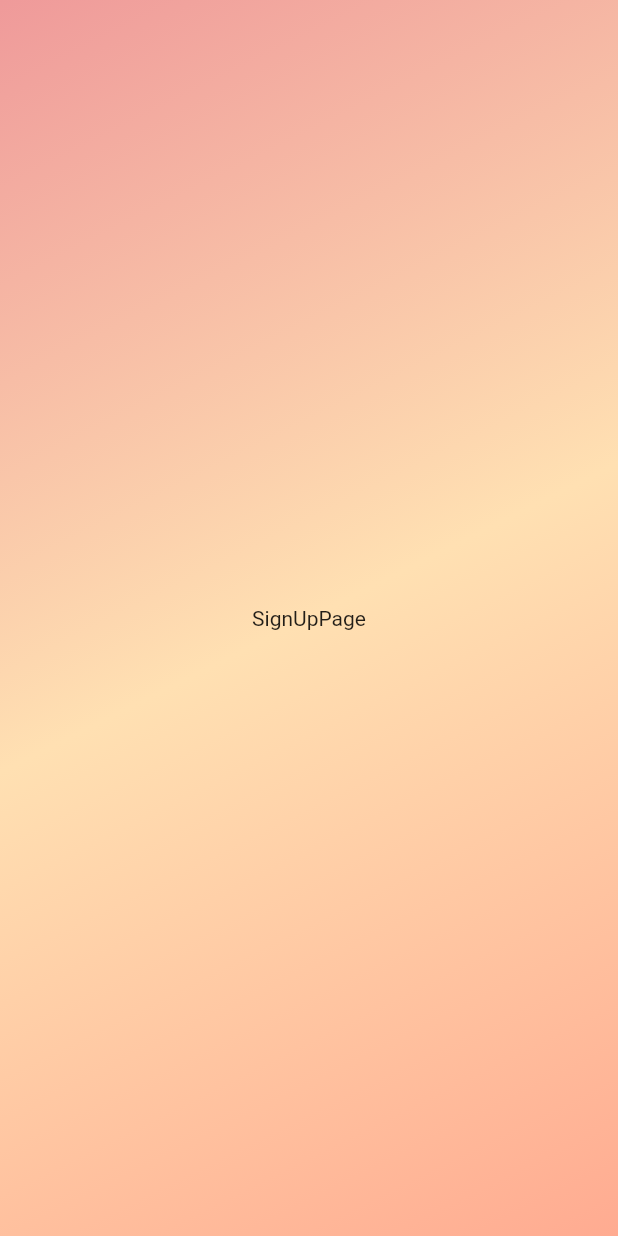
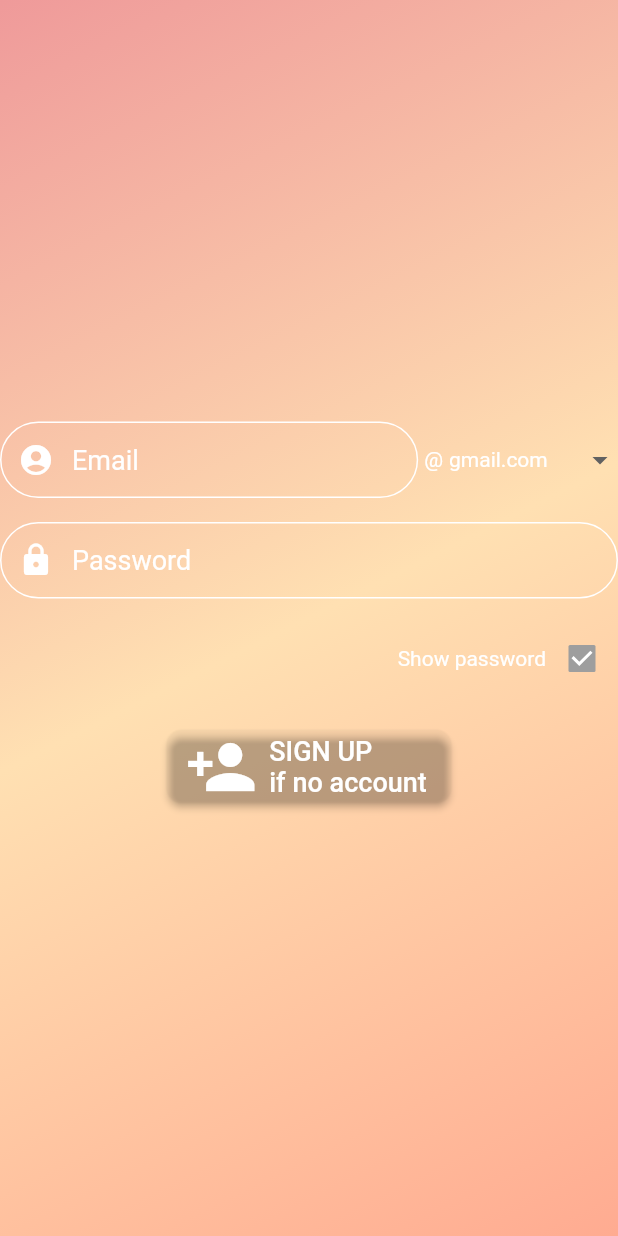
Before and after one commit to linnefromice/flutter_heart_app_02, a Flutter app: the SignUpPage screen opened directly, on a phone screen of 412 x 824 dp. Run offline on Flutter 3.47's test engine with Material 2 defaults, Android fonts, the phone set to English and light mode, and no system bars; our stand-ins replace cloud_firestore, connectivity, firebase_auth, firebase_core, flutter_hooks, freezed_annotation; missing offline and left inert: clipboard, fab_circular_menu; accounts and stored records are empty; generated files the repository leaves out were written again.

Commit message:
add form (minimum) in sign up page

```diff
--- a/lib/screens/sign_up_page.dart
+++ b/lib/screens/sign_up_page.dart
@@ -1,12 +1,177 @@
 import 'package:flutter/material.dart';
+import 'package:flutter_hooks/flutter_hooks.dart';
 import 'package:linnefromice/components/wrapper_common_background.dart';
 
-class SignUpPage extends StatelessWidget {
+final List<String> domainList = [
+  "gmail.com",
+  "yahoo.co.jp",
+  "ezweb.ne.jp",
+  "au.com",
+  "docomo.ne.jp",
+  "i.softbank.jp",
+  "softbank.ne.jp"
+];
+
+class SignUpPage extends HookWidget {
+
+  ElevatedButton _buildButtonRelatedAuthentication({final String label, final IconData iconData, final Function onPressed}) {
+    return ElevatedButton.icon(
+      icon: Icon(
+        iconData,
+        size: 48,
+        color: Colors.white,
+      ),
+      label: Text(
+        label,
+        style: TextStyle(
+          color: Colors.white,
+          fontSize: 18,
+        ),
+      ),
+      style: ElevatedButton.styleFrom(
+        primary: Colors.transparent,
+        onPrimary: Colors.black,
+        shape: RoundedRectangleBorder(
+            borderRadius: BorderRadius.all(Radius.circular(10))
+        ),
+      ),
+      onPressed: onPressed,
+    );
+  }
+
+  ElevatedButton _buildSubmitButton(BuildContext context, TextEditingController localPartController, ValueNotifier<String> selectedDomain, TextEditingController passwordController) {
+    return _buildButtonRelatedAuthentication(
+        iconData: Icons.person_add,
+        label: "SIGN UP\nif no account",
+        onPressed: () => {}
+    );
+  }
+
+  TextField _buildEmailField(TextEditingController localPartController) {
+    return TextField(
+      controller: localPartController,
+      keyboardType: TextInputType.emailAddress,
+      obscureText: false,
+      style: TextStyle(
+          fontSize: 18.0,
+          color: Colors.white
+      ),
+      decoration: InputDecoration(
+          contentPadding: EdgeInsets.fromLTRB(20.0, 15.0, 20.0, 15.0),
+          prefixIcon: Icon(Icons.account_circle, color: Colors.white),
+          hintText: "Email",
+          hintStyle: TextStyle(color: Colors.white),
+          enabledBorder: OutlineInputBorder(
+              borderSide: BorderSide(color: Colors.white),
+              borderRadius: BorderRadius.circular(32.0)
+          )
+      ),
+    );
+  }
+
+  Theme _buildEmailDomainSelector(ValueNotifier<String> selectedDomain) {
+    return Theme(
+      data: ThemeData(
+          canvasColor: Colors.grey
+      ),
+      child: DropdownButtonHideUnderline(
+        child: DropdownButton<String>(
+          value: selectedDomain.value,
+          onChanged: (value) => selectedDomain.value = value,
+          style: TextStyle(color: Colors.white),
+          items: domainList.map((value) => DropdownMenuItem(
+            value: value,
+            child: Text(value),
+          )) .toList(),
+        ),
+      ),
+    );
+  }
+
+  TextField _buildPasswordField(TextEditingController passwordController, ValueNotifier<bool> _isObscureText) {
+    return TextField(
+      controller: passwordController,
+      keyboardType: TextInputType.text,
+      obscureText: _isObscureText.value,
+      style: TextStyle(
+          fontSize: 18.0,
+          color: Colors.white
+      ),
+      decoration: InputDecoration(
+          contentPadding: EdgeInsets.fromLTRB(20.0, 15.0, 20.0, 15.0),
+          prefixIcon: Icon(Icons.lock, color: Colors.white),
+          hintText: "Password",
+          hintStyle: TextStyle(color: Colors.white),
+          enabledBorder: OutlineInputBorder(
+            borderSide: BorderSide(color: Colors.white),
+            borderRadius: BorderRadius.circular(32.0),
+          )
+      ),
+    );
+  }
+
   @override
   Widget build(BuildContext context) {
+    final _localPartController = useTextEditingController();
+    final _passwordController = useTextEditingController();
+    final _isObscureText = useState(true);
+    final _selectedDomain = useState(domainList.first);
+
     return Scaffold(
       body: WrapperCommonBackground(
-        child: Center(child: Text("SignUpPage")),
+        child: Column(
+          mainAxisAlignment: MainAxisAlignment.center,
+          crossAxisAlignment: CrossAxisAlignment.center,
+          children: [
+            Container( // Input Email
+              margin: EdgeInsets.symmetric(vertical: 8.0),
+              child: Row(
+                mainAxisAlignment: MainAxisAlignment.center,
+                children: [
+                  Flexible(
+                    child: _buildEmailField(_localPartController),
+                  ),
+                  Container(
+                      margin: EdgeInsets.symmetric(horizontal: 4.0),
+                      child: Text("@", style: TextStyle(color: Colors.white))
+                  ),
+                  _buildEmailDomainSelector(_selectedDomain)
+                ]
+              ),
+            ),
+            Container( // Input Password
+              margin: EdgeInsets.symmetric(vertical: 8.0),
+              child: _buildPasswordField(_passwordController, _isObscureText),
+            ),
+            Container(
+              margin: EdgeInsets.symmetric(vertical: 8.0),
+              child: Row(
+                mainAxisAlignment: MainAxisAlignment.end,
+                crossAxisAlignment: CrossAxisAlignment.center,
+                children: [
+                  Text(
+                    "Show password",
+                    style: TextStyle(color: Colors.white),
+                  ),
+                  Theme(
+                    data: ThemeData(
+                      primarySwatch: Colors.grey,
+                      unselectedWidgetColor: Colors.white
+                    ),
+                    child: Checkbox(
+                      value: _isObscureText.value,
+                      onChanged: (value) => _isObscureText.value = value,
+                    ),
+                  )
+                ],
+              ),
+            ),
+            Container(
+              margin: EdgeInsets.symmetric(vertical: 16.0),
+              child: _buildSubmitButton(context, _localPartController, _selectedDomain, _passwordController),
+            ),
+          ]
+        )
       ),
     );
   }
```
